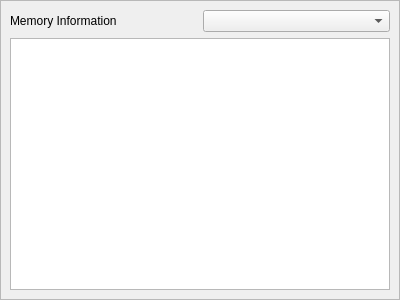
Old version of the form modules/hardwareMEM.ui in the repository BackupTheBerlios/cadi-panel.
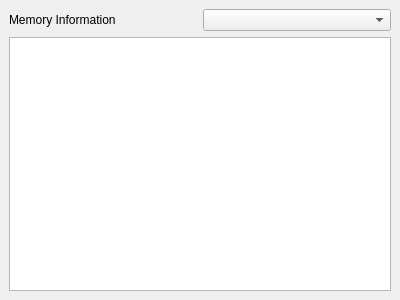
New version of the form.

Patch:
```diff
--- a/modules/hardwareMEM.ui
+++ b/modules/hardwareMEM.ui
@@ -19,6 +19,9 @@
    </property>
    <item>
     <widget class="QScrollArea" name="HardwareMemWidget">
+     <property name="frameShape">
+      <enum>QFrame::NoFrame</enum>
+     </property>
      <property name="widgetResizable">
       <bool>true</bool>
      </property>
@@ -27,8 +30,8 @@
        <rect>
         <x>0</x>
         <y>0</y>
-        <width>398</width>
-        <height>298</height>
+        <width>400</width>
+        <height>300</height>
        </rect>
       </property>
       <layout class="QGridLayout" name="gridLayout">
```
